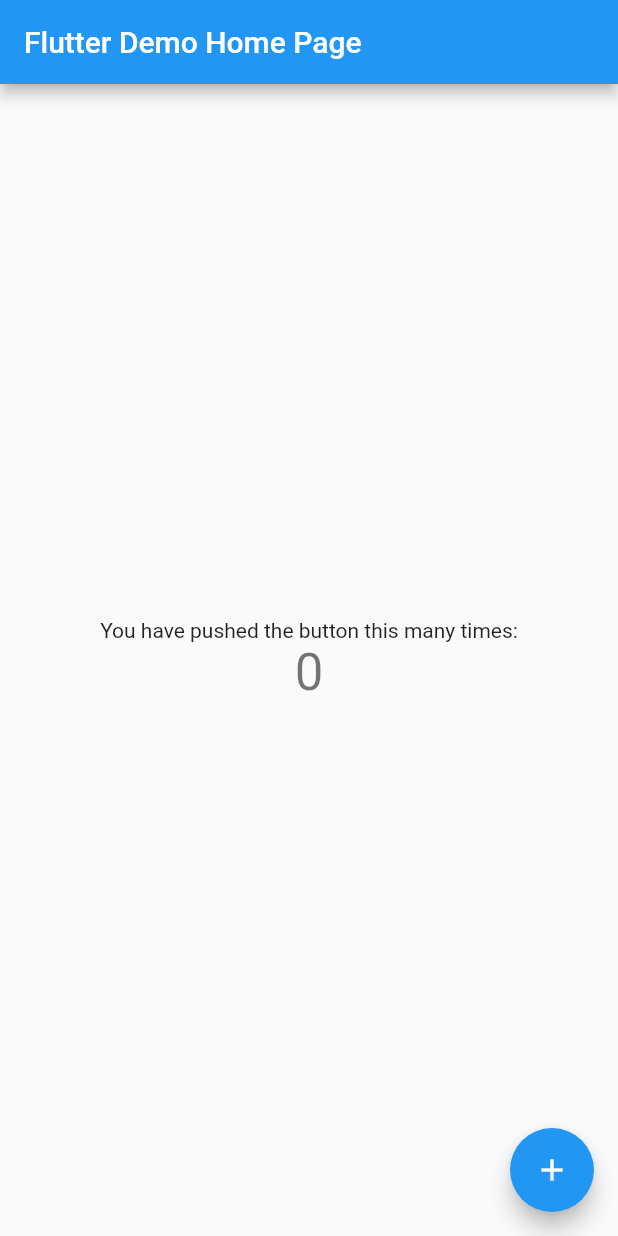
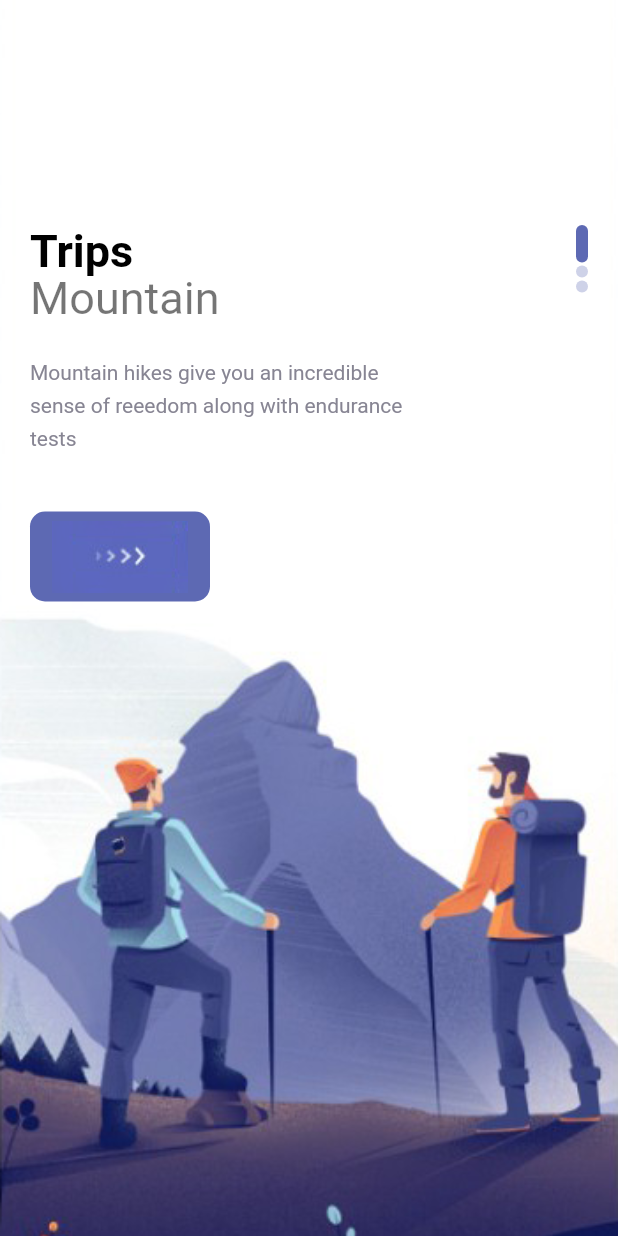
Before and after one commit to balicaionut/flutter_cubit, a Flutter app: the screen it shows after launch, on a phone screen of 412 x 824 dp. Run offline on Flutter 3.47's test engine with Material 2 defaults, Android fonts, the phone set to English and light mode, and no system bars.

Commit message:
added assests, propreties and welcome page

```diff
--- a/lib/main.dart
+++ b/lib/main.dart
@@ -1,4 +1,5 @@
 import 'package:flutter/material.dart';
+import 'package:flutter_cubit/pages/welcome_page.dart';
 
 void main() {
   runApp(const MyApp());
@@ -12,104 +13,11 @@ class MyApp extends StatelessWidget {
   Widget build(BuildContext context) {
     return MaterialApp(
       title: 'Flutter Demo',
+      debugShowCheckedModeBanner: false,
       theme: ThemeData(
-        // This is the theme of your application.
-        //
-        // Try running your application with "flutter run". You'll see the
-        // application has a blue toolbar. Then, without quitting the app, try
-        // changing the primarySwatch below to Colors.green and then invoke
-        // "hot reload" (press "r" in the console where you ran "flutter run",
-        // or simply save your changes to "hot reload" in a Flutter IDE).
-        // Notice that the counter didn't reset back to zero; the application
-        // is not restarted.
         primarySwatch: Colors.blue,
       ),
-      home: const MyHomePage(title: 'Flutter Demo Home Page'),
+      home: WelcomePage(),
     );
   }
 }
-
-class MyHomePage extends StatefulWidget {
-  const MyHomePage({Key? key, required this.title}) : super(key: key);
-
-  // This widget is the home page of your application. It is stateful, meaning
-  // that it has a State object (defined below) that contains fields that affect
-  // how it looks.
-
-  // This class is the configuration for the state. It holds the values (in this
-  // case the title) provided by the parent (in this case the App widget) and
-  // used by the build method of the State. Fields in a Widget subclass are
-  // always marked "final".
-
-  final String title;
-
-  @override
-  State<MyHomePage> createState() => _MyHomePageState();
-}
-
-class _MyHomePageState extends State<MyHomePage> {
-  int _counter = 0;
-
-  void _incrementCounter() {
-    setState(() {
-      // This call to setState tells the Flutter framework that something has
-      // changed in this State, which causes it to rerun the build method below
-      // so that the display can reflect the updated values. If we changed
-      // _counter without calling setState(), then the build method would not be
-      // called again, and so nothing would appear to happen.
-      _counter++;
-    });
-  }
-
-  @override
-  Widget build(BuildContext context) {
-    // This method is rerun every time setState is called, for instance as done
-    // by the _incrementCounter method above.
-    //
-    // The Flutter framework has been optimized to make rerunning build methods
-    // fast, so that you can just rebuild anything that needs updating rather
-    // than having to individually change instances of widgets.
-    return Scaffold(
-      appBar: AppBar(
-        // Here we take the value from the MyHomePage object that was created by
-        // the App.build method, and use it to set our appbar title.
-        title: Text(widget.title),
-      ),
-      body: Center(
-        // Center is a layout widget. It takes a single child and positions it
-        // in the middle of the parent.
-        child: Column(
-          // Column is also a layout widget. It takes a list of children and
-          // arranges them vertically. By default, it sizes itself to fit its
-          // children horizontally, and tries to be as tall as its parent.
-          //
-          // Invoke "debug painting" (press "p" in the console, choose the
-          // "Toggle Debug Paint" action from the Flutter Inspector in Android
-          // Studio, or the "Toggle Debug Paint" command in Visual Studio Code)
-          // to see the wireframe for each widget.
-          //
-          // Column has various properties to control how it sizes itself and
-          // how it positions its children. Here we use mainAxisAlignment to
-          // center the children vertically; the main axis here is the vertical
-          // axis because Columns are vertical (the cross axis would be
-          // horizontal).
-          mainAxisAlignment: MainAxisAlignment.center,
-          children: <Widget>[
-            const Text(
-              'You have pushed the button this many times:',
-            ),
-            Text(
-              '$_counter',
-              style: Theme.of(context).textTheme.headline4,
-            ),
-          ],
-        ),
-      ),
-      floatingActionButton: FloatingActionButton(
-        onPressed: _incrementCounter,
-        tooltip: 'Increment',
-        child: const Icon(Icons.add),
-      ), // This trailing comma makes auto-formatting nicer for build methods.
-    );
-  }
-}
--- /dev/null
+++ b/lib/misc/colors.dart
@@ -0,0 +1,11 @@
+import 'dart:ui';
+
+class AppColors {
+  static final Color textColor1 = Color(0xFF989acd);
+  static final Color textColor2 = Color(0xFF878593);
+  static final Color bigTextColor = Color(0xFF2e2e31);
+  static final Color mainColor = Color(0xFF5d69b3);
+  static final Color starColor = Color(0xFFe7bb4e);
+  static final Color mainTextColor = Color(0xFFababad);
+  static final Color buttonBackground = Color(0xFFf1f1f9);
+}
--- /dev/null
+++ b/lib/pages/welcome_page.dart
@@ -0,0 +1,89 @@
+import 'package:flutter/material.dart';
+import 'package:flutter_cubit/misc/colors.dart';
+import 'package:flutter_cubit/widgets/app_large_text.dart';
+import 'package:flutter_cubit/widgets/app_text.dart';
+import 'package:flutter_cubit/widgets/responsive_button.dart';
+
+class WelcomePage extends StatefulWidget {
+  const WelcomePage({Key? key}) : super(key: key);
+
+  @override
+  _WelcomePageState createState() => _WelcomePageState();
+}
+
+class _WelcomePageState extends State<WelcomePage> {
+  List images = [
+    "welcome-one.png",
+    "welcome-two.png",
+    "welcome-three.png",
+  ];
+
+  @override
+  Widget build(BuildContext context) {
+    return Scaffold(
+      body: PageView.builder(
+          scrollDirection: Axis.vertical,
+          itemCount: images.length,
+          itemBuilder: (_, index) {
+            return Container(
+              width: double.maxFinite,
+              height: double.maxFinite,
+              decoration: BoxDecoration(
+                  image: DecorationImage(
+                      image: AssetImage("img/" + images[index]),
+                      fit: BoxFit.cover)),
+              child: Container(
+                  margin: const EdgeInsets.only(top: 150, left: 20, right: 20),
+                  child: Row(
+                    mainAxisAlignment: MainAxisAlignment.spaceBetween,
+                    children: [
+                      Column(
+                        crossAxisAlignment: CrossAxisAlignment.start,
+                        children: [
+                          AppLargeText(text: "Trips"),
+                          AppText(
+                            text: "Mountain",
+                            size: 30,
+                          ),
+                          const SizedBox(
+                            height: 20,
+                          ),
+                          SizedBox(
+                            width: 250,
+                            child: AppText(
+                              text:
+                                  "Mountain hikes give you an incredible sense of reeedom along with endurance tests",
+                              color: AppColors.textColor2,
+                              size: 14,
+                              height: 1.6,
+                            ),
+                          ),
+                          const SizedBox(
+                            height: 40,
+                          ),
+                          ResponsiveButton(
+                            width: 120,
+                          )
+                        ],
+                      ),
+                      Column(
+                        children: List.generate(3, (indexDots) {
+                          return Container(
+                            margin: const EdgeInsets.only(bottom: 2),
+                            width: 8,
+                            height: index == indexDots ? 25 : 8,
+                            decoration: BoxDecoration(
+                                borderRadius: BorderRadius.circular(8),
+                                color: index == indexDots
+                                    ? AppColors.mainColor
+                                    : AppColors.mainColor.withOpacity(0.3)),
+                          );
+                        }),
+                      )
+                    ],
+                  )),
+            );
+          }),
+    );
+  }
+}
--- /dev/null
+++ b/lib/widgets/app_large_text.dart
@@ -0,0 +1,19 @@
+import 'package:flutter/material.dart';
+
+class AppLargeText extends StatelessWidget {
+  double size;
+  final String text;
+  final Color color;
+  AppLargeText(
+      {Key? key, this.size = 30, required this.text, this.color = Colors.black})
+      : super(key: key);
+
+  @override
+  Widget build(BuildContext context) {
+    return Text(
+      text,
+      style:
+          TextStyle(color: color, fontSize: size, fontWeight: FontWeight.bold),
+    );
+  }
+}
--- /dev/null
+++ b/lib/widgets/app_text.dart
@@ -0,0 +1,23 @@
+import 'package:flutter/material.dart';
+
+class AppText extends StatelessWidget {
+  double size;
+  final String text;
+  final Color color;
+  double height;
+  AppText(
+      {Key? key,
+      this.size = 16,
+      required this.text,
+      this.color = Colors.black54,
+      this.height = 1})
+      : super(key: key);
+
+  @override
+  Widget build(BuildContext context) {
+    return Text(
+      text,
+      style: TextStyle(color: color, fontSize: size, height: height),
+    );
+  }
+}
--- /dev/null
+++ b/lib/widgets/responsive_button.dart
@@ -0,0 +1,25 @@
+import 'package:flutter/cupertino.dart';
+import 'package:flutter_cubit/misc/colors.dart';
+
+class ResponsiveButton extends StatelessWidget {
+  bool? isResponsive;
+  double? width;
+  ResponsiveButton({Key? key, this.width, this.isResponsive = false})
+      : super(key: key);
+
+  @override
+  Widget build(BuildContext context) {
+    return Container(
+      width: width,
+      height: 60,
+      decoration: BoxDecoration(
+          borderRadius: BorderRadius.circular(10), color: AppColors.mainColor),
+      child: Row(
+        mainAxisAlignment: MainAxisAlignment.center,
+        children: [
+          Image.asset("img/button-one.png"),
+        ],
+      ),
+    );
+  }
+}
--- a/pubspec.yaml
+++ b/pubspec.yaml
@@ -58,7 +58,8 @@ flutter:
   uses-material-design: true
 
   # To add assets to your application, add an assets section, like this:
-  # assets:
+  assets:
+    - img/
   #   - images/a_dot_burr.jpeg
   #   - images/a_dot_ham.jpeg
 
```
Also changed, not shown: img/balloning.png (added), img/button-one.png (added), img/hiking.png (added), img/kayaking.png (added), img/mountain.jpeg (added), img/snorkling.png (added), img/welcome-one.png (added), img/welcome-three.png (added), img/welcome-two.png (added), 1 other file.
